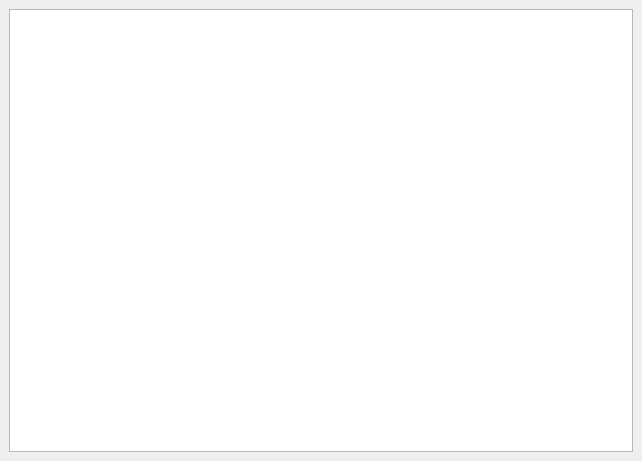
First picture: the form in widgets/alc-device-widget.ui, repository dev-0x7C6/led-frame, before the edit.
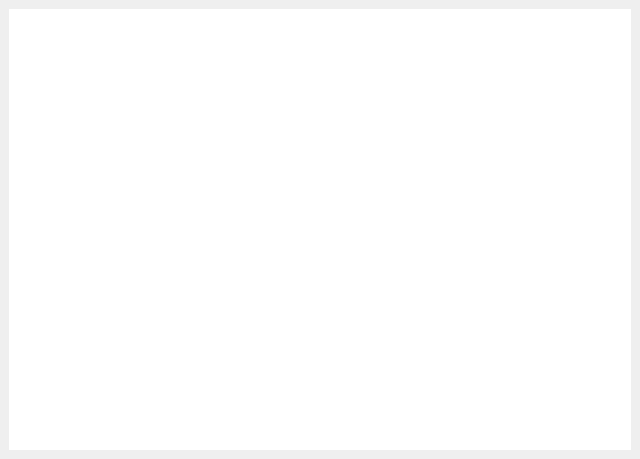
Second picture: the form after the edit.

```diff
--- a/widgets/alc-device-widget.ui
+++ b/widgets/alc-device-widget.ui
@@ -6,8 +6,8 @@
    <rect>
     <x>0</x>
     <y>0</y>
-    <width>642</width>
-    <height>461</height>
+    <width>640</width>
+    <height>459</height>
    </rect>
   </property>
   <property name="windowTitle">
@@ -17,6 +17,12 @@
    <layout class="QVBoxLayout" name="verticalLayout">
     <item>
      <widget class="QTreeWidget" name="tree">
+      <property name="frameShape">
+       <enum>QFrame::NoFrame</enum>
+      </property>
+      <property name="frameShadow">
+       <enum>QFrame::Plain</enum>
+      </property>
       <property name="selectionMode">
        <enum>QAbstractItemView::NoSelection</enum>
       </property>
```
